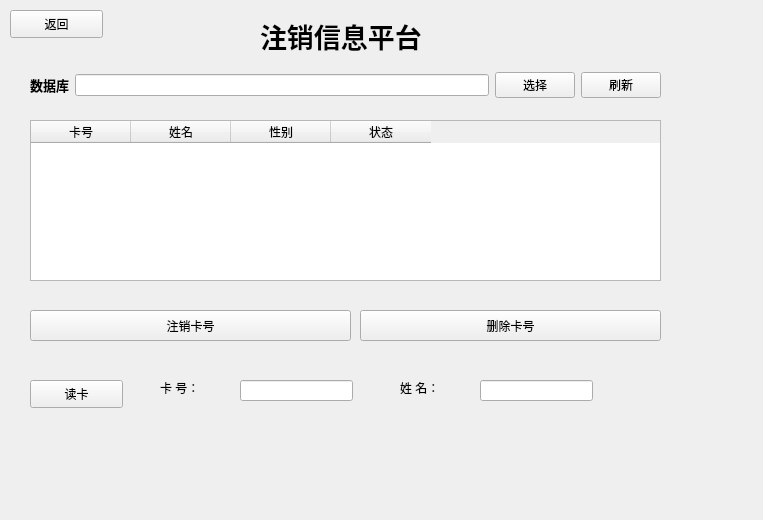
First picture: the form in ATSystem/Deletepage.ui, repository AKHYui/Swipe-System, before the edit.
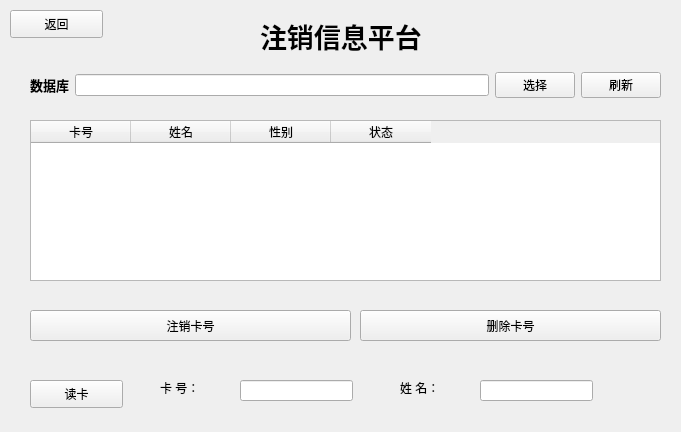
Second picture: the form after the edit.

```diff
--- a/ATSystem/Deletepage.ui
+++ b/ATSystem/Deletepage.ui
@@ -6,8 +6,8 @@
    <rect>
     <x>0</x>
     <y>0</y>
-    <width>763</width>
-    <height>520</height>
+    <width>681</width>
+    <height>432</height>
    </rect>
   </property>
   <property name="windowTitle">
```
